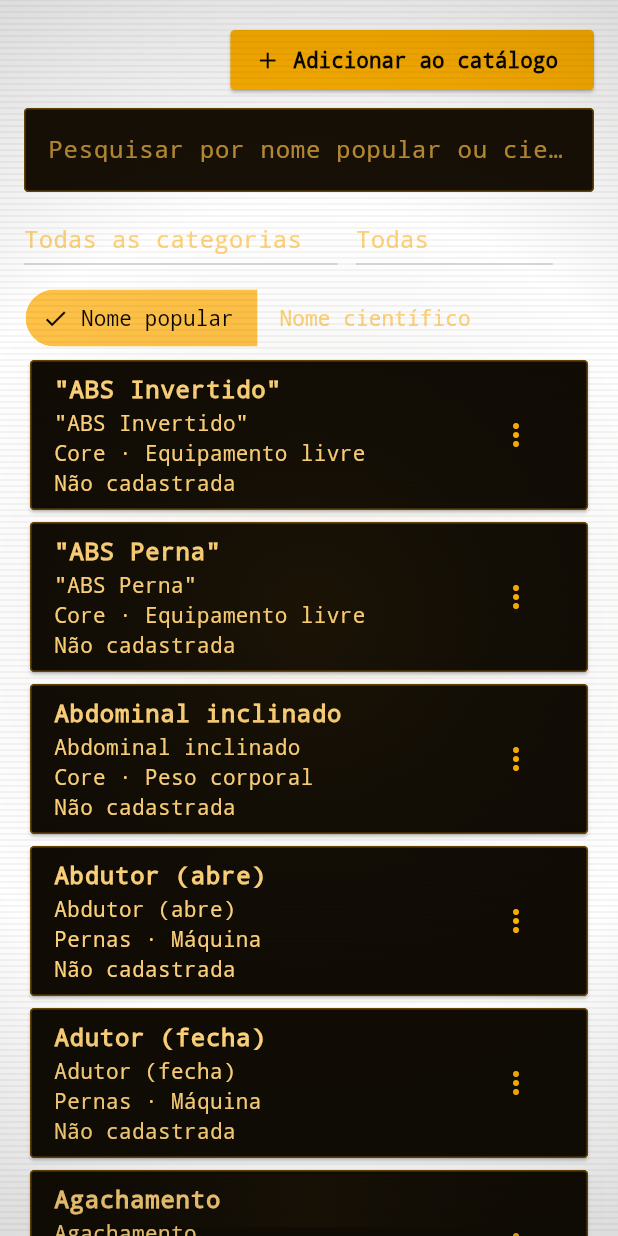
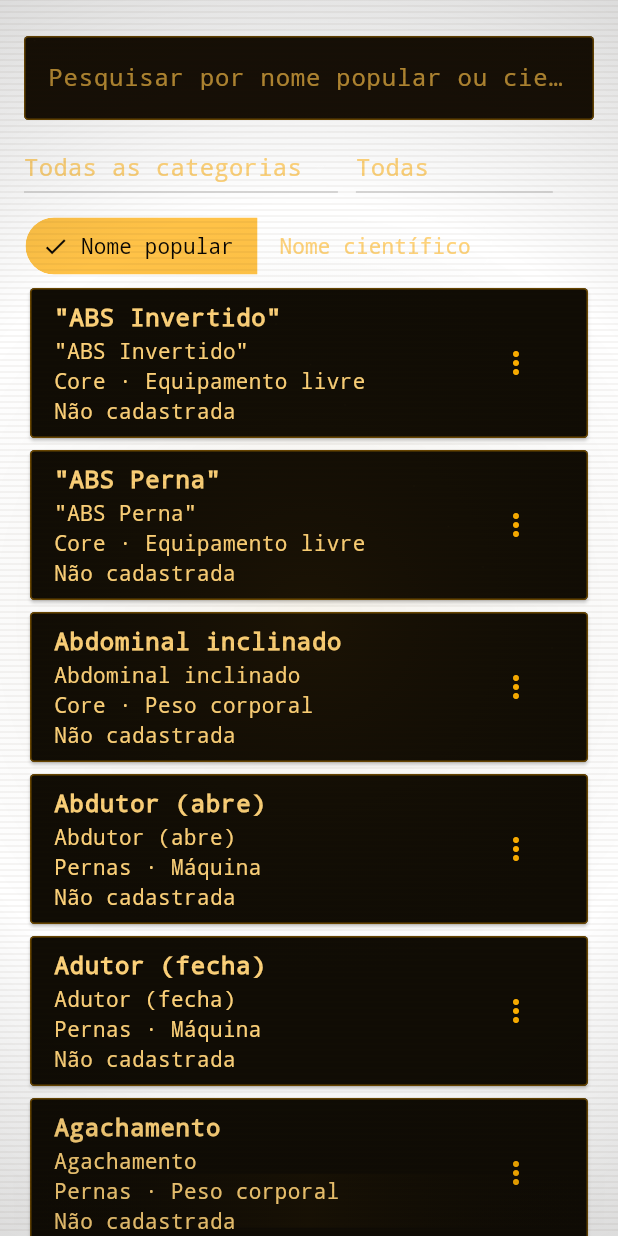
Before and after one commit to JorgeHFBueno/flutter-tdm-acad, a Flutter app: the MachinesScreen screen opened directly, on a phone screen of 412 x 824 dp. Run offline on Flutter 3.47's test engine with Material 3 defaults, Android fonts, the phone set to English and light mode, and no system bars; our stand-ins replace cloud_firestore, firebase_auth, firebase_core, firebase_messaging, flutter_dotenv, flutter_gemini and 3 more; missing offline and left inert: easy_terminal; accounts and stored records are empty.

Commit message:
Etapa 7 (fase 2): revisar pendentes na web e publicar vanguard-treino
- Filtro "Pendentes", etiqueta e aviso na tela Máquinas (só criação rápida)
- Adicionar/editar catálogo completo apenas na web
- Web sem .env e sem análise por IA; Gemini acessado só ao analisar
- Hosting no site vanguard-treino publicando build/web

Co-Authored-By: Claude Opus 5.5 <noreply@anthropic.com>

```diff
--- a/lib/models/machine_catalog_item.dart
+++ b/lib/models/machine_catalog_item.dart
@@ -80,6 +80,10 @@ class MachineCatalogItem {
         'origem': origin,
         'nome_cientifico_pendente': scientificNamePending,
       };
+
+  /// Created mid-workout and not yet reviewed in the full catalog editor.
+  bool get isPendingReview =>
+      origin == machineCatalogOriginQuickAdd && scientificNamePending;
 
   bool get isComplete =>
       id.trim().isNotEmpty &&
--- a/lib/models/machine_catalog_view.dart
+++ b/lib/models/machine_catalog_view.dart
@@ -3,7 +3,7 @@ import 'machine_history.dart';
 
 enum MachineCatalogSort { popularName, scientificName }
 
-enum MachineCatalogStatus { all, active, retired }
+enum MachineCatalogStatus { all, active, retired, pending }
 
 class ResolvedMachineCatalogItem {
   final MachineCatalogItem catalog;
@@ -60,6 +60,10 @@ List<ResolvedMachineCatalogItem> filterAndSortMachineCatalog(
       return false;
     }
     if (status == MachineCatalogStatus.retired && !item.catalog.isRetired) {
+      return false;
+    }
+    if (status == MachineCatalogStatus.pending &&
+        !item.catalog.isPendingReview) {
       return false;
     }
     if (normalizedQuery.isEmpty) return true;
--- a/lib/screens/history_screen.dart
+++ b/lib/screens/history_screen.dart
@@ -1,5 +1,6 @@
 import 'package:cloud_firestore/cloud_firestore.dart';
 import 'package:firebase_auth/firebase_auth.dart';
+import 'package:flutter/foundation.dart' show kIsWeb;
 import 'package:flutter/material.dart';
 import 'package:intl/intl.dart';
 
@@ -180,6 +181,7 @@ class _HistoryScreenState extends State<HistoryScreen> {
               Text('Exercícios: $exerciseCount'),
               Text('Volume total: $totalVolume kg reps'),
               const SizedBox(height: 8),
+              if (!kIsWeb)
                 Align(
                   alignment: Alignment.centerRight,
                   child: TextButton.icon(
--- a/lib/screens/machine_catalog_screen.dart
+++ b/lib/screens/machine_catalog_screen.dart
@@ -1,4 +1,5 @@
 import 'package:firebase_auth/firebase_auth.dart';
+import 'package:flutter/foundation.dart' show kIsWeb;
 import 'package:flutter/material.dart';
 
 import '../models/machine_catalog_item.dart';
@@ -115,13 +116,27 @@ class _MachinesScreenState extends State<MachinesScreen> {
       status: _status,
       sort: _sort,
     );
+    final pendingCount = catalog.where((item) => item.isPendingReview).length;
     return ListView(padding: const EdgeInsets.all(16), children: [
+      // Full catalog editing lives on the web; the APK only quick-adds.
+      if (kIsWeb)
         Align(
           alignment: Alignment.centerRight,
           child: ElevatedButton.icon(
             onPressed: () => _editCatalog(uid),
             icon: const Icon(Icons.add),
             label: const Text('Adicionar ao catálogo'),
+          ),
+        ),
+      if (pendingCount > 0)
+        Card(
+          child: ListTile(
+            leading: const Icon(Icons.rate_review_outlined),
+            title: Text('$pendingCount pendente(s) de revisão'),
+            subtitle: Text(kIsWeb
+                ? 'Toque para filtrar e complete pelo menu Editar catálogo.'
+                : 'Revise pela versão web.'),
+            onTap: () => setState(() => _status = MachineCatalogStatus.pending),
           ),
         ),
       const SizedBox(height: 8),
@@ -171,6 +186,9 @@ class _MachinesScreenState extends State<MachinesScreen> {
                 DropdownMenuItem(
                     value: MachineCatalogStatus.retired,
                     child: Text('Aposentadas')),
+                DropdownMenuItem(
+                    value: MachineCatalogStatus.pending,
+                    child: Text('Pendentes')),
               ],
               onChanged: (value) => setState(() => _status = value!),
             ),
@@ -312,6 +330,7 @@ class _CatalogCard extends StatelessWidget {
           Text(
               '${MachineCatalogCategory.label(item.category)} · ${MachineCatalogType.label(item.catalog.type)}'),
           Text([
+            if (item.catalog.isPendingReview) 'PENDENTE',
             if (item.catalog.isRetired) 'APOSENTADA',
             item.isRegistered ? 'Cadastrada' : 'Não cadastrada',
           ].join(' · ')),
@@ -325,7 +344,9 @@ class _CatalogCard extends StatelessWidget {
         trailing: PopupMenuButton<String>(
           onSelected: onAction,
           itemBuilder: (_) => [
-            const PopupMenuItem(value: 'edit', child: Text('Editar catálogo')),
+            if (kIsWeb)
+              const PopupMenuItem(
+                  value: 'edit', child: Text('Editar catálogo')),
             PopupMenuItem(
               value: item.catalog.isRetired ? 'reactivate' : 'retire',
               child: Text(item.catalog.isRetired ? 'Reativar' : 'Aposentar'),
--- a/lib/screens/workout_session_detail_screen.dart
+++ b/lib/screens/workout_session_detail_screen.dart
@@ -1,3 +1,4 @@
+import 'package:flutter/foundation.dart' show kIsWeb;
 import 'package:flutter/material.dart';
 import 'package:intl/intl.dart';
 import 'package:firebase_auth/firebase_auth.dart';
@@ -68,6 +69,7 @@ class _WorkoutSessionDetailScreenState
               const SizedBox(height: 8),
               ...session.exercises.map(_buildExerciseCard),
               const SizedBox(height: 16),
+              if (!kIsWeb)
                 SizedBox(
                   width: double.infinity,
                   child: ElevatedButton.icon(
```
Also changed, not shown: lib/main.dart (+7 -5 lines), lib/services/workout_analysis_service.dart (+5 -4 lines), firebase.json, 2 other files. Lines whose indentation alone changed are shown as unchanged.
